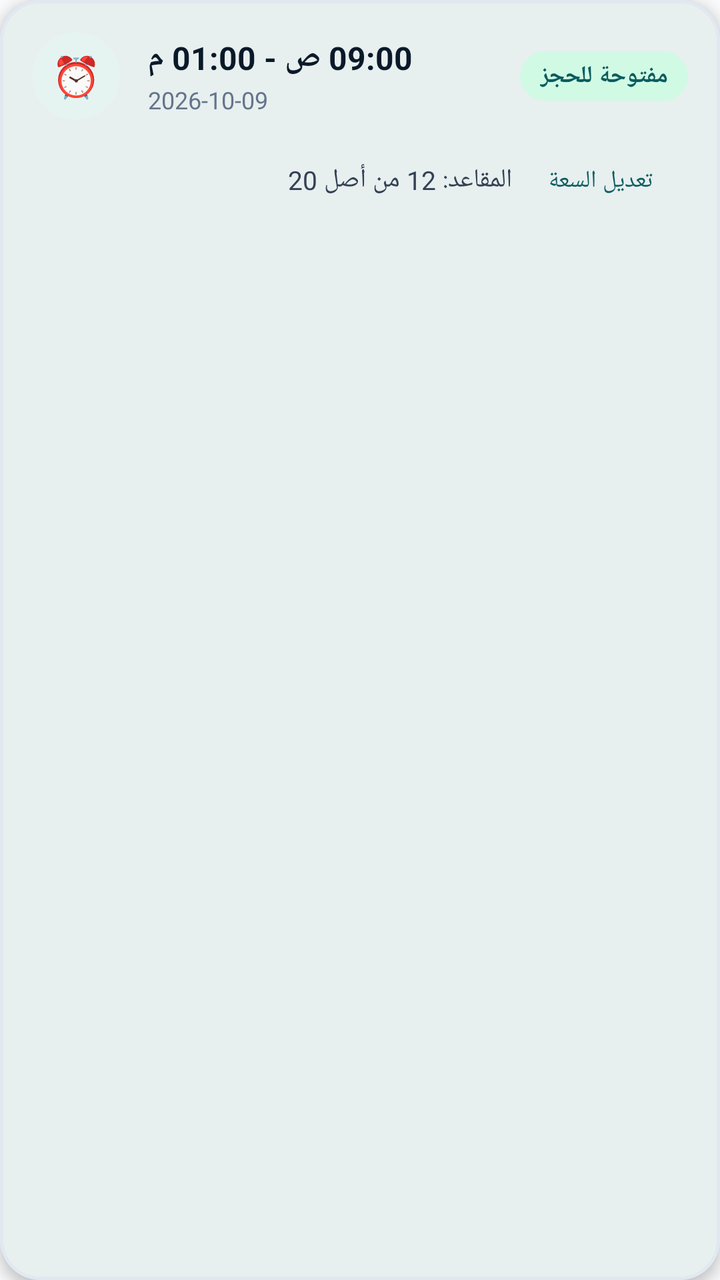
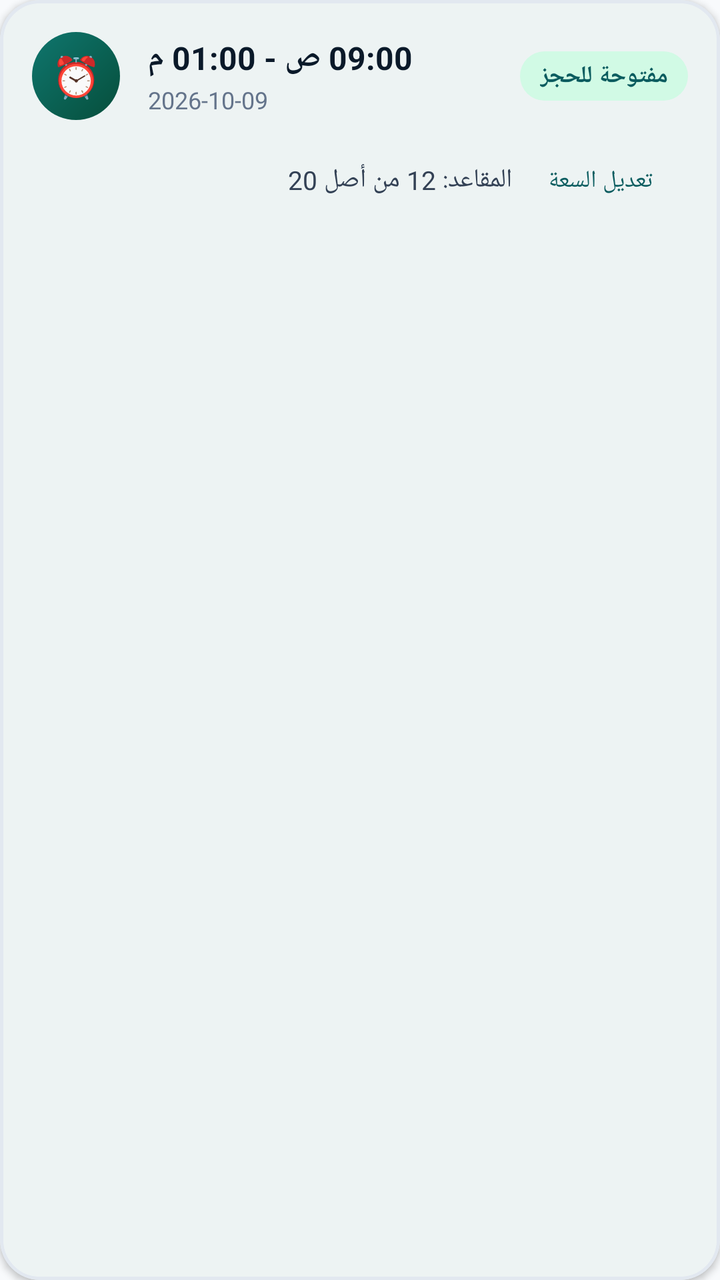

Screens rendered from an Android XML layout before and after an edit, with the pre-edit source and the edit as a unified diff.
<!-- AndroidManifest.xml: application theme Theme.MedicalClinicStaff -->
<!-- res/layout/item_period_card.xml -->
<?xml version="1.0" encoding="utf-8"?>
<com.google.android.material.card.MaterialCardView
    xmlns:android="http://schemas.android.com/apk/res/android"
    xmlns:app="http://schemas.android.com/apk/res-auto"
    android:layout_width="match_parent"
    android:layout_height="wrap_content"
    app:cardCornerRadius="20dp"
    app:cardElevation="4dp"
    app:strokeWidth="1.5dp"
    app:strokeColor="@color/divider"
    app:cardBackgroundColor="@color/surface_dark_elevated"
    android:layout_marginHorizontal="16dp"
    android:layout_marginVertical="8dp">

    <LinearLayout
        android:layout_width="match_parent"
        android:layout_height="wrap_content"
        android:orientation="vertical"
        android:padding="16dp">

        <LinearLayout
            android:layout_width="match_parent"
            android:layout_height="wrap_content"
            android:orientation="horizontal"
            android:gravity="center_vertical">

            <TextView
                android:id="@+id/tvPeriodIcon"
                android:layout_width="44dp"
                android:layout_height="44dp"
                android:background="@drawable/bg_circle_primary_soft"
                android:gravity="center"
                android:text="⏰"
                android:textSize="20sp" />

            <LinearLayout
                android:layout_width="0dp"
                android:layout_height="wrap_content"
                android:layout_weight="1"
                android:orientation="vertical"
                android:layout_marginStart="14dp">

                <TextView
                    android:id="@+id/tvPeriodTime"
                    android:layout_width="wrap_content"
                    android:layout_height="wrap_content"
                    android:text="09:00 ص - 01:00 م"
                    android:textColor="@color/on_surface_dark"
                    android:textSize="16sp"
                    android:textStyle="bold" />

                <TextView
                    android:id="@+id/tvPeriodDate"
                    android:layout_width="wrap_content"
                    android:layout_height="wrap_content"
                    android:text="2026-10-09"
                    android:textColor="@color/on_surface_dark_tertiary"
                    android:textSize="12sp"
                    android:layout_marginTop="2dp" />
            </LinearLayout>

            <TextView
                android:id="@+id/tvPeriodStatus"
                android:layout_width="wrap_content"
                android:layout_height="wrap_content"
                android:paddingHorizontal="10dp"
                android:paddingVertical="4dp"
                android:background="@drawable/bg_status_accepted"
                android:textColor="@color/brand_primary"
                android:textSize="12sp"
                android:textStyle="bold"
                android:text="@string/period_status_active" />
        </LinearLayout>

        
        <LinearLayout
            android:layout_width="match_parent"
            android:layout_height="wrap_content"
            android:orientation="horizontal"
            android:gravity="center_vertical"
            android:layout_marginTop="12dp">

            <TextView
                android:id="@+id/tvCapacityStats"
                android:layout_width="0dp"
                android:layout_height="wrap_content"
                android:layout_weight="1"
                android:text="المقاعد: 12 من أصل 20"
                android:textColor="@color/on_surface_dark_secondary"
                android:textSize="13sp" />

            <com.google.android.material.button.MaterialButton
                android:id="@+id/btnEditCapacity"
                style="@style/Widget.Material3.Button.TextButton"
                android:layout_width="wrap_content"
                android:layout_height="36dp"
                android:text="@string/update_capacity"
                android:textSize="12sp" />
        </LinearLayout>

    </LinearLayout>
</com.google.android.material.card.MaterialCardView>
<!-- resources referenced by this layout -->
<resources>
  <color name="brand_primary">#0A5C5F</color>
  <color name="divider">#E2E8F0</color>
  <color name="on_surface_dark">#0A1929</color>
  <color name="on_surface_dark_secondary">#334155</color>
  <color name="on_surface_dark_tertiary">#64748B</color>
  <color name="surface_dark_elevated">#FFFFFF</color>
  <!-- drawable bg_circle_primary_soft (drawable) -->
  <?xml version="1.0" encoding="utf-8"?>
  <shape xmlns:android="http://schemas.android.com/apk/res/android"
      android:shape="oval">
      <solid android:color="@color/brand_primary_soft" />
  </shape>
  <!-- drawable bg_status_accepted (drawable) -->
  <?xml version="1.0" encoding="utf-8"?>
  <shape xmlns:android="http://schemas.android.com/apk/res/android"
      android:shape="rectangle">
      <solid android:color="#D1FAE5" />
      <corners android:radius="20dp" />
  </shape>
  <string name="period_status_active">مفتوحة للحجز</string>
  <string name="update_capacity">تعديل السعة</string>
  <style name="Theme.MedicalClinicStaff" parent="Theme.Material3.Light.NoActionBar">
          
          <item name="colorPrimary">@color/brand_primary</item>
          <item name="colorOnPrimary">#FFFFFF</item>
          <item name="colorPrimaryContainer">@color/brand_primary_soft</item>
          <item name="colorOnPrimaryContainer">@color/brand_primary_dark</item>
  
          
          <item name="colorSecondary">@color/brand_accent</item>
          <item name="colorOnSecondary">#FFFFFF</item>
          <item name="colorSecondaryContainer">@color/brand_secondary_soft</item>
          <item name="colorOnSecondaryContainer">@color/brand_secondary_dark</item>
  
          
          <item name="colorError">@color/brand_danger</item>
          <item name="colorOnError">#FFFFFF</item>
  
          
          <item name="android:colorBackground">@color/surface_dark</item>
          <item name="colorOnBackground">@color/on_surface_dark</item>
          <item name="colorSurface">@color/surface_dark_elevated</item>
          <item name="colorOnSurface">@color/on_surface_dark</item>
          <item name="colorSurfaceVariant">@color/surface_deep</item>
          <item name="colorOnSurfaceVariant">@color/on_surface_dark_secondary</item>
          <item name="colorOutline">@color/divider</item>
  
          
          <item name="android:statusBarColor">@color/surface_dark</item>
          <item name="android:navigationBarColor">@color/surface_dark</item>
          <item name="android:windowLightStatusBar">true</item>
          <item name="android:windowLightNavigationBar">true</item>
  
          <item name="android:fontFamily">sans-serif</item>
              <item name="android:windowAnimationStyle">@style/Animation.MedicalClinic.Activity</item>
      </style>
  <color name="brand_primary_soft">#E6F4F1</color>
  <color name="brand_primary_dark">#084749</color>
  <color name="brand_accent">#14B8A6</color>
  <color name="brand_secondary_soft">#ECFDF5</color>
  <color name="brand_secondary_dark">#059669</color>
  <color name="brand_danger">#EF4444</color>
  <color name="surface_dark">#F8FAFC</color>
  <color name="surface_deep">#F1F5F9</color>
  <style name="Animation.MedicalClinic.Activity" parent="@android:style/Animation.Activity">
          <item name="android:activityOpenEnterAnimation">@anim/activity_enter</item>
          <item name="android:activityOpenExitAnimation">@anim/activity_exit</item>
          <item name="android:activityCloseEnterAnimation">@anim/activity_pop_enter</item>
          <item name="android:activityCloseExitAnimation">@anim/activity_pop_exit</item>
      </style>
</resources>

<!-- the commit's change to res/layout/item_period_card.xml (unified diff, before → after) -->
@@ -5,9 +5,9 @@
     android:layout_width="match_parent"
     android:layout_height="wrap_content"
     app:cardCornerRadius="20dp"
-    app:cardElevation="4dp"
+    app:cardElevation="2dp"
     app:strokeWidth="1.5dp"
-    app:strokeColor="@color/divider"
+    app:strokeColor="#E2E8F0"
     app:cardBackgroundColor="@color/surface_dark_elevated"
     android:layout_marginHorizontal="16dp"
     android:layout_marginVertical="8dp">
@@ -28,7 +28,7 @@
                 android:id="@+id/tvPeriodIcon"
                 android:layout_width="44dp"
                 android:layout_height="44dp"
-                android:background="@drawable/bg_circle_primary_soft"
+                android:background="@drawable/bg_circle_staff_teal" android:textColor="#FFFFFF"
                 android:gravity="center"
                 android:text="⏰"
                 android:textSize="20sp" />
<!-- resource entries referenced after the edit -->
@@ -6,11 +6,15 @@
   <color name="on_surface_dark_secondary">#334155</color>
   <color name="on_surface_dark_tertiary">#64748B</color>
   <color name="surface_dark_elevated">#FFFFFF</color>
-  <!-- drawable bg_circle_primary_soft (drawable) -->
+  <!-- drawable bg_circle_staff_teal (drawable) -->
   <?xml version="1.0" encoding="utf-8"?>
   <shape xmlns:android="http://schemas.android.com/apk/res/android"
       android:shape="oval">
-      <solid android:color="@color/brand_primary_soft" />
+      <gradient
+          android:type="linear"
+          android:angle="135"
+          android:startColor="#064E3B"
+          android:endColor="#0F766E" />
   </shape>
   <!-- drawable bg_status_accepted (drawable) -->
   <?xml version="1.0" encoding="utf-8"?>
